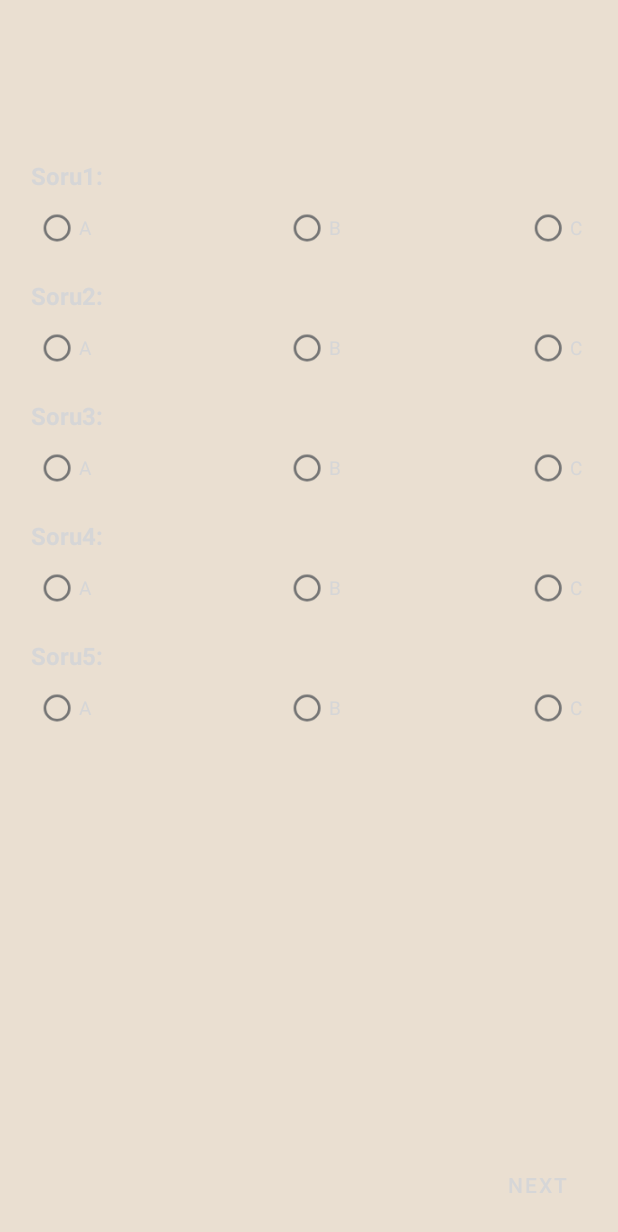
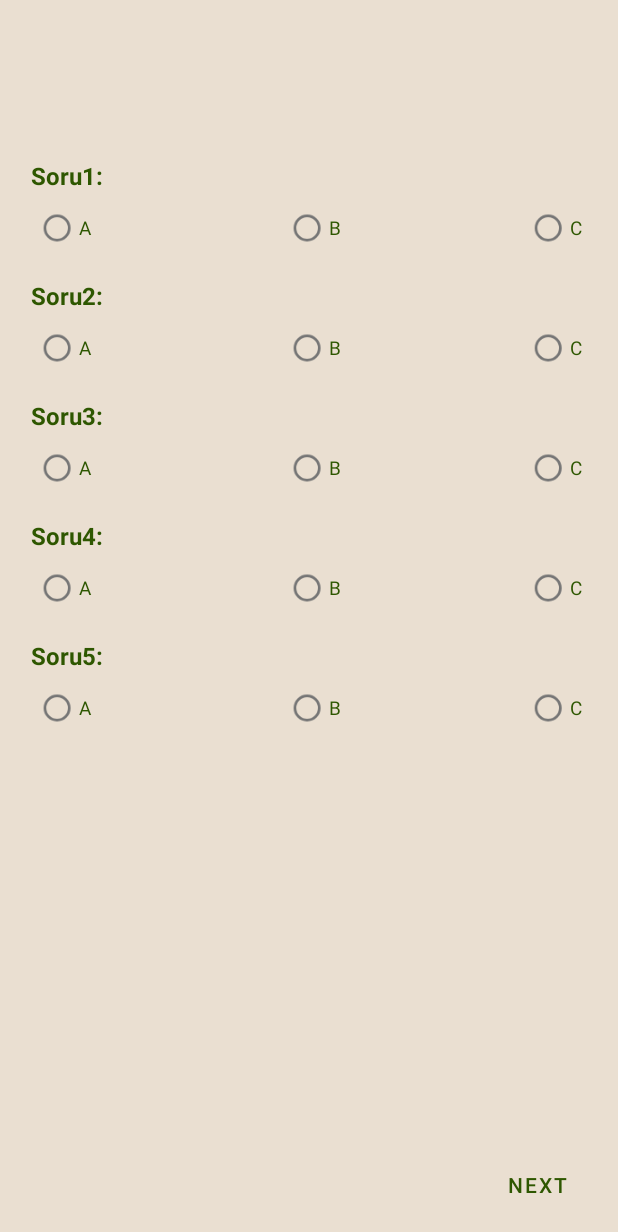
Before and after one commit to AdnanEkici/3-1_Arada_Android, an Android app: the QuestionnaireActivity screen opened directly, with no data from a screen before it, on a phone screen of 412 x 824 dp. Shown: the top 1232 px of the screen. Run offline under Robolectric (Android 15) with nearby library versions, the phone set to English and light mode, and no system bars.

Commit message:
fixed some errors

```diff
--- a/app/src/main/res/drawable/questionnierebuttonselected.xml
+++ b/app/src/main/res/drawable/questionnierebuttonselected.xml
@@ -3,7 +3,7 @@
     <!-- Focused and not pressed -->
     <item android:state_focused="true"
         android:state_pressed="false"
-        android:color="@color/brown6" />
+        android:color="@color/dark_green" />
 
     <!-- Focused and pressed -->
     <item android:state_focused="true"
@@ -16,6 +16,6 @@
         android:color="#FF5A00" />
 
     <!-- Default color -->
-    <item android:color="@color/brown6" />
+    <item android:color="@color/dark_green" />
 
 </selector>
--- a/app/src/main/res/layout/activity_questionnaire.xml
+++ b/app/src/main/res/layout/activity_questionnaire.xml
@@ -35,7 +35,7 @@
                 android:layout_marginEnd="15dp"
                 android:paddingStart="5dp"
                 android:text="Soru1: "
-                android:textColor="@color/brown5"
+                android:textColor="@color/dark_green"
                 android:textSize="16sp"
                 android:textStyle="bold" />
 
@@ -59,7 +59,7 @@
                     android:scaleX="0.9"
                     android:scaleY="0.9"
                     android:text="A"
-                    android:textColor="@color/brown5" />
+                    android:textColor="@color/dark_green" />
 
                 <RadioButton
                     android:id="@+id/Questionnaire1Radio12ID"
@@ -71,7 +71,7 @@
                     android:scaleX="0.9"
                     android:scaleY="0.9"
                     android:text="B"
-                    android:textColor="@color/brown5" />
+                    android:textColor="@color/dark_green" />
 
                 <RadioButton
                     android:id="@+id/Questionnaire1Radio13ID"
@@ -82,7 +82,7 @@
                     android:scaleX="0.9"
                     android:scaleY="0.9"
                     android:text="C"
-                    android:textColor="@color/brown5" />
+                    android:textColor="@color/dark_green" />
 
             </RadioGroup>
 
@@ -98,7 +98,7 @@
                 android:layout_marginEnd="15dp"
                 android:paddingStart="5dp"
                 android:text="Soru2: "
-                android:textColor="@color/brown5"
+                android:textColor="@color/dark_green"
                 android:textSize="16sp"
                 android:textStyle="bold" />
 
@@ -122,7 +122,7 @@
                     android:scaleX="0.9"
                     android:scaleY="0.9"
                     android:text="A"
-                    android:textColor="@color/brown5" />
+                    android:textColor="@color/dark_green" />
 
                 <RadioButton
                     android:id="@+id/Questionnaire2Radio22ID"
@@ -134,7 +134,7 @@
                     android:scaleX="0.9"
                     android:scaleY="0.9"
                     android:text="B"
-                    android:textColor="@color/brown5" />
+                    android:textColor="@color/dark_green" />
 
                 <RadioButton
                     android:id="@+id/Questionnaire2Radio23ID"
@@ -145,7 +145,7 @@
                     android:scaleX="0.9"
                     android:scaleY="0.9"
                     android:text="C"
-                    android:textColor="@color/brown5" />
+                    android:textColor="@color/dark_green" />
 
             </RadioGroup>
 
@@ -161,7 +161,7 @@
                 android:layout_marginEnd="15dp"
                 android:paddingStart="5dp"
                 android:text="Soru3: "
-                android:textColor="@color/brown5"
+                android:textColor="@color/dark_green"
                 android:textSize="16sp"
                 android:textStyle="bold" />
 
@@ -185,7 +185,7 @@
                     android:scaleX="0.9"
                     android:scaleY="0.9"
                     android:text="A"
-                    android:textColor="@color/brown5" />
+                    android:textColor="@color/dark_green" />
 
                 <RadioButton
                     android:id="@+id/Questionnaire3Radio32ID"
@@ -197,7 +197,7 @@
                     android:scaleX="0.9"
                     android:scaleY="0.9"
                     android:text="B"
-                    android:textColor="@color/brown5" />
+                    android:textColor="@color/dark_green" />
 
                 <RadioButton
                     android:id="@+id/Questionnaire3Radio33ID"
@@ -208,7 +208,7 @@
                     android:scaleX="0.9"
                     android:scaleY="0.9"
                     android:text="C"
-                    android:textColor="@color/brown5" />
+                    android:textColor="@color/dark_green" />
 
             </RadioGroup>
 
@@ -224,7 +224,7 @@
                 android:layout_marginEnd="15dp"
                 android:paddingStart="5dp"
                 android:text="Soru4: "
-                android:textColor="@color/brown5"
+                android:textColor="@color/dark_green"
                 android:textSize="16sp"
                 android:textStyle="bold" />
 
@@ -248,7 +248,7 @@
                     android:scaleX="0.9"
                     android:scaleY="0.9"
                     android:text="A"
-                    android:textColor="@color/brown5" />
+                    android:textColor="@color/dark_green" />
 
                 <RadioButton
                     android:id="@+id/Questionnaire4Radio42ID"
@@ -260,7 +260,7 @@
                     android:scaleX="0.9"
                     android:scaleY="0.9"
                     android:text="B"
-                    android:textColor="@color/brown5" />
+                    android:textColor="@color/dark_green" />
 
                 <RadioButton
                     android:id="@+id/Questionnaire4Radio43ID"
@@ -271,7 +271,7 @@
                     android:scaleX="0.9"
                     android:scaleY="0.9"
                     android:text="C"
-                    android:textColor="@color/brown5" />
+                    android:textColor="@color/dark_green" />
 
             </RadioGroup>
 
@@ -287,7 +287,7 @@
                 android:layout_marginEnd="15dp"
                 android:paddingStart="5dp"
                 android:text="Soru5: "
-                android:textColor="@color/brown5"
+                android:textColor="@color/dark_green"
                 android:textSize="16sp"
                 android:textStyle="bold" />
 
@@ -311,7 +311,7 @@
                     android:scaleX="0.9"
                     android:scaleY="0.9"
                     android:text="A"
-                    android:textColor="@color/brown5" />
+                    android:textColor="@color/dark_green" />
 
                 <RadioButton
                     android:id="@+id/Questionnaire5Radio52ID"
@@ -323,7 +323,7 @@
                     android:scaleX="0.9"
                     android:scaleY="0.9"
                     android:text="B"
-                    android:textColor="@color/brown5" />
+                    android:textColor="@color/dark_green" />
 
                 <RadioButton
                     android:id="@+id/Questionnaire5Radio53ID"
@@ -334,7 +334,7 @@
                     android:scaleX="0.9"
                     android:scaleY="0.9"
                     android:text="C"
-                    android:textColor="@color/brown5" />
+                    android:textColor="@color/dark_green" />
 
             </RadioGroup>
 
@@ -365,7 +365,7 @@
                     android:layout_margin="10dp"
                     android:layout_marginTop="10dp"
                     android:background="#00FFFFFF"
-                    android:backgroundTint="@color/brown5"
+                    android:backgroundTint="@color/dark_green"
                     android:text="Next"
                     android:textColor="@drawable/questionnierebuttonselected" />
 
--- a/app/src/main/res/values/colors.xml
+++ b/app/src/main/res/values/colors.xml
@@ -9,6 +9,7 @@
     <color name="brown4">#C3765A</color>
     <color name="brown3">#CB997E</color>
     <color name="brown2">#DDBEA9</color>
+    <color name="white">#F3F3F1</color>
     <color name="light_gray">#E6E5E5</color>
     <color name="beige">#EADFD1</color>
     <color name="light_green">#B3C47B</color>
--- a/app/src/main/res/values/themes.xml
+++ b/app/src/main/res/values/themes.xml
@@ -2,12 +2,12 @@
     <!-- Base application theme. -->
     <style name="Theme.Winxbitirmeapp" parent="Theme.MaterialComponents.DayNight.NoActionBar">
         <!-- Primary brand color. -->
-        <item name="colorPrimary">@color/purple_700</item>
-        <item name="colorPrimaryVariant">@color/purple_700</item>
-        <item name="colorOnPrimary">@color/white</item>
+        <item name="colorPrimary">@color/light_gray</item>
+        <item name="colorPrimaryVariant">@color/light_gray</item>
+        <item name="colorOnPrimary">@color/beige</item>
         <!-- Secondary brand color. -->
-        <item name="colorSecondary">@color/brown5</item>
-        <item name="colorSecondaryVariant">@color/teal_700</item>
+        <item name="colorSecondary">@color/dark_green</item>
+        <item name="colorSecondaryVariant">@color/green</item>
         <item name="colorOnSecondary">@color/black</item>
         <!-- Status bar color. -->
         <item name="android:statusBarColor" tools:targetApi="l">?attr/colorOnSecondary</item>
```
